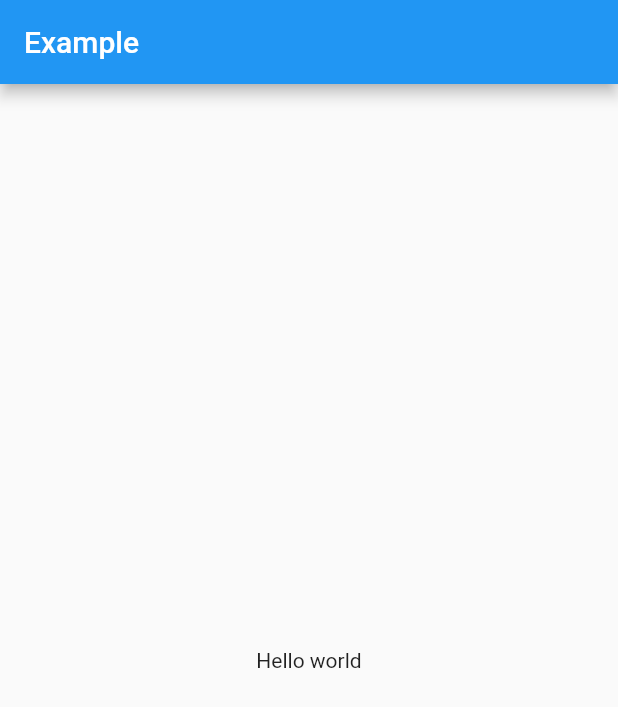
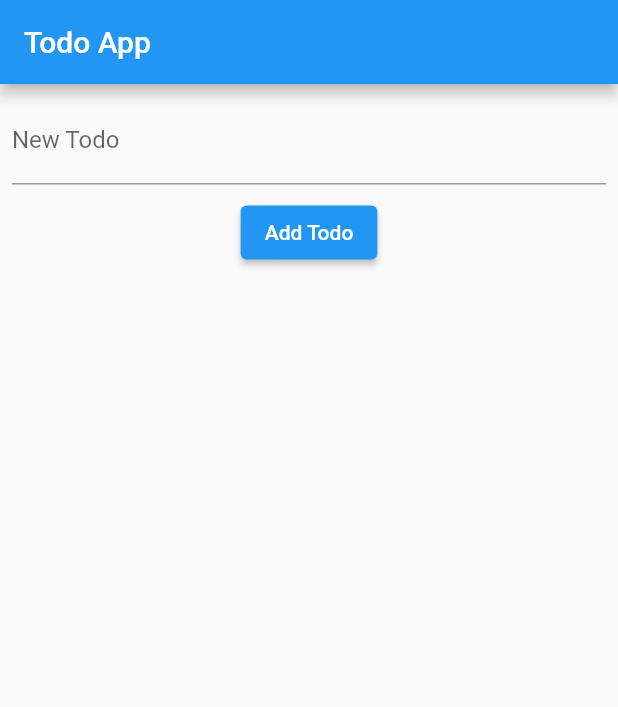
Before and after one commit to hoangdv198/myFlutterApp, a Flutter app: the screen it shows after launch, on a phone screen of 412 x 824 dp. Shown: the top 707 px of the screen. Run offline on Flutter 3.47's test engine with Material 2 defaults, Android fonts, the phone set to English and light mode, and no system bars; our stand-ins replace flutter_riverpod.

Commit message:
update base

```diff
--- a/lib/main.dart
+++ b/lib/main.dart
@@ -1,33 +1,99 @@
 import 'package:flutter/material.dart';
-import 'package:hooks_riverpod/hooks_riverpod.dart';
-
-// We create a "provider", which will store a value (here "Hello world").
-// By using a provider, this allows us to mock/override the value exposed.
-final helloWorldProvider = Provider((_) => 'Hello world');
+import 'package:flutter_riverpod/flutter_riverpod.dart';
 
 void main() {
-  runApp(
-    // For widgets to be able to read providers, we need to wrap the entire
-    // application in a "ProviderScope" widget.
-    // This is where the state of our providers will be stored.
-    ProviderScope(
-      child: MyApp(),
-    ),
-  );
+  runApp(ProviderScope(child: MyApp()));
 }
 
-// Note: MyApp is a HookConsumerWidget, from hooks_riverpod.
-class MyApp extends HookConsumerWidget {
+final todoListProvider = StateNotifierProvider<TodoList, List<String>>(
+  (ref) => TodoList(),
+);
+
+class TodoList extends StateNotifier<List<String>> {
+  TodoList() : super([]);
+
+  void add(String todo) {
+    state = [...state, todo];
+  }
+
+  void remove(String todo) {
+    state = state.where((t) => t != todo).toList();
+  }
+}
+
+class MyApp extends StatelessWidget {
   @override
-  Widget build(BuildContext context, WidgetRef ref) {
-    final String value = ref.watch(helloWorldProvider);
+  Widget build(BuildContext context) {
+    return MaterialApp(
+      title: 'Todo App',
+      theme: ThemeData(
+        primarySwatch: Colors.blue,
+      ),
+      home: const TodoListView(),
+    );
+  }
+}
 
-    return MaterialApp(
-      home: Scaffold(
-        appBar: AppBar(title: const Text('Example')),
-        body: Center(
-          child: Text(value),
-        ),
+class TodoListView extends ConsumerStatefulWidget {
+  const TodoListView({Key? key}) : super(key: key);
+
+  @override
+  TodoListState createState() => TodoListState();
+}
+
+class TodoListState extends ConsumerState<TodoListView> {
+  @override
+  void initState() {
+    super.initState();
+    // "ref" can be used in all life-cycles of a StatefulWidget.
+  }
+
+  final TextEditingController _controller = TextEditingController();
+
+  @override
+  Widget build(BuildContext context) {
+    final todos = ref.watch(todoListProvider);
+    return Scaffold(
+      appBar: AppBar(
+        title: Text('Todo App'),
+      ),
+      body: Column(
+        children: [
+          Padding(
+            padding: const EdgeInsets.all(8.0),
+            child: TextField(
+              controller: _controller,
+              decoration: const InputDecoration(
+                labelText: 'New Todo',
+              ),
+            ),
+          ),
+          ElevatedButton(
+            onPressed: () {
+              ref.read(todoListProvider.notifier).add(_controller.text);
+              _controller.clear();
+            },
+            child: Text('Add Todo'),
+          ),
+          Expanded(
+            child: ListView.builder(
+              itemCount: todos.length,
+              itemBuilder: (context, index) {
+                final todo = todos[index];
+
+                return ListTile(
+                  title: Text(todo),
+                  trailing: IconButton(
+                    icon: Icon(Icons.delete),
+                    onPressed: () {
+                      ref.read(todoListProvider.notifier).remove(todo);
+                    },
+                  ),
+                );
+              },
+            ),
+          )
+        ],
       ),
     );
   }
```
